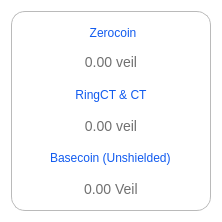
This is src/qt/veil/forms/tooltipbalance.ui in Veil-Project/veil as Qt 5 draws it before an edit. The edited form follows.
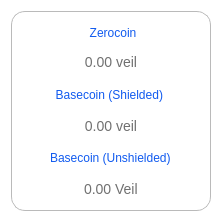
This is the edited form. Icons and pictures are not drawn.

Commit message:
Removed RingCT from the balance tooltip
To avoid potential confusion (which I've already seen within our own team members) that there are three coins (or states) in Veil, and to continue with the consistent presentation in all our documentation that the network supports "zerocoins" and "basecoins"

Diff of the .ui file:
```diff
--- a/src/qt/veil/forms/tooltipbalance.ui
+++ b/src/qt/veil/forms/tooltipbalance.ui
@@ -134,7 +134,7 @@
 text-align:center;</string>
         </property>
         <property name="text">
-         <string>RingCT &amp; CT</string>
+         <string>Basecoin (Shielded) </string>
         </property>
         <property name="alignment">
          <set>Qt::AlignCenter</set>
```
